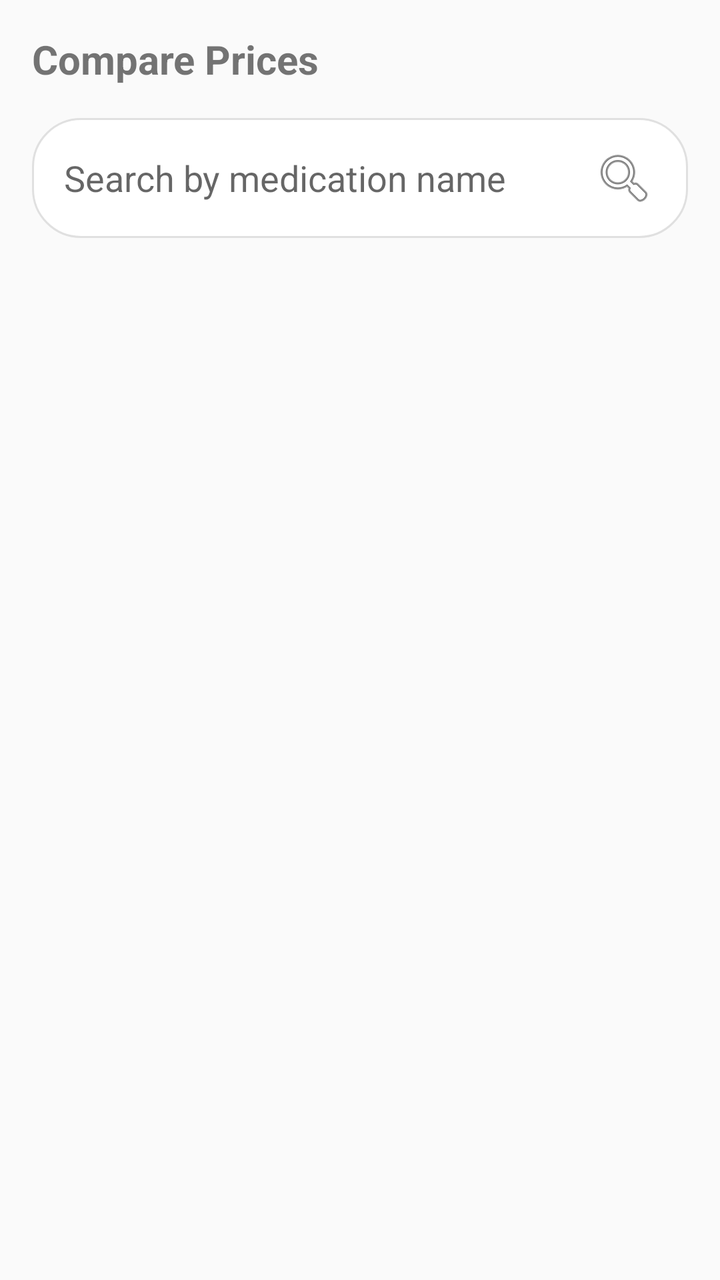
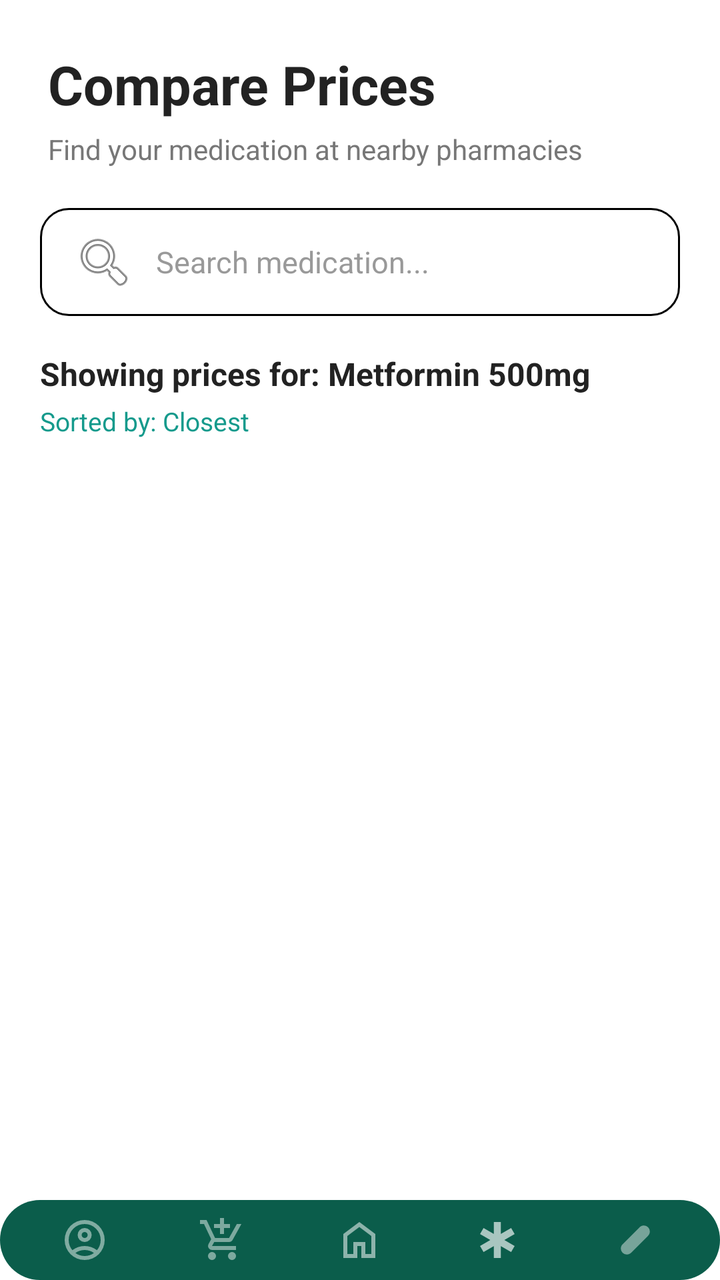

Two renders of the same Android screen: before a commit and after it. Below are the layout's source before the change and the commit's diff.
<!-- AndroidManifest.xml: application theme Theme.Proteahealth -->
<!-- res/layout/activity_pharmacy.xml -->
<?xml version="1.0" encoding="utf-8"?>

<LinearLayout xmlns:android="http://schemas.android.com/apk/res/android"
    android:layout_width="match_parent"
    android:layout_height="match_parent"
    android:orientation="vertical"
    android:background="#FAFAFA">

    <TextView
        android:layout_width="match_parent"
        android:layout_height="wrap_content"
        android:paddingStart="16dp"
        android:paddingEnd="16dp"
        android:paddingTop="16dp"
        android:text="Compare Prices"
        android:textSize="20sp"
        android:textStyle="bold" />

    <EditText
        android:id="@+id/etSearchMedication"
        android:layout_width="match_parent"
        android:layout_height="wrap_content"
        android:layout_margin="16dp"
        android:background="@drawable/bg_search_bar"
        android:drawableEnd="@android:drawable/ic_menu_search"
        android:drawablePadding="8dp"
        android:hint="Search by medication name"
        android:inputType="text"
        android:paddingStart="16dp"
        android:paddingEnd="16dp"
        android:paddingTop="14dp"
        android:paddingBottom="14dp" />

    <TextView
        android:id="@+id/tvShowingLabel"
        android:layout_width="match_parent"
        android:layout_height="wrap_content"
        android:paddingStart="16dp"
        android:paddingEnd="16dp"
        android:paddingBottom="8dp"
        android:textSize="13sp"
        android:textColor="#666666" />

    <androidx.recyclerview.widget.RecyclerView
        android:id="@+id/rvPharmacies"
        android:layout_width="match_parent"
        android:layout_height="0dp"
        android:layout_weight="1"
        android:clipToPadding="false"
        android:paddingBottom="8dp" />

</LinearLayout>
<!-- resources referenced by this layout -->
<resources>
  <!-- drawable bg_search_bar (drawable) -->
  <?xml version="1.0" encoding="utf-8"?>
  
  <shape xmlns:android="http://schemas.android.com/apk/res/android"
      android:shape="rectangle">
  
      <solid android:color="#FFFFFF" />
      <corners android:radius="24dp" />
      <stroke
          android:width="1dp"
          android:color="#E0E0E0" />
  
  </shape>
  <style name="Theme.Proteahealth" parent="Theme.AppCompat.Light.NoActionBar" />
</resources>

<!-- the commit's change to res/layout/activity_pharmacy.xml (unified diff, before → after) -->
@@ -1,52 +1,191 @@
 <?xml version="1.0" encoding="utf-8"?>
+
 
 <LinearLayout xmlns:android="http://schemas.android.com/apk/res/android"
     android:layout_width="match_parent"
     android:layout_height="match_parent"
+    xmlns:app="http://schemas.android.com/apk/res-auto"
     android:orientation="vertical"
-    android:background="#FAFAFA">
+    android:background="#FFFFFF">
 
-    <TextView
+    
+    
+    
+
+    <LinearLayout
         android:layout_width="match_parent"
         android:layout_height="wrap_content"
-        android:paddingStart="16dp"
-        android:paddingEnd="16dp"
-        android:paddingTop="16dp"
-        android:text="Compare Prices"
-        android:textSize="20sp"
-        android:textStyle="bold" />
+        android:orientation="vertical"
+        android:paddingStart="24dp"
+        android:paddingEnd="24dp"
+        android:paddingTop="24dp"
+        android:paddingBottom="12dp">
+
+        <TextView
+            android:id="@+id/tvPageTitle"
+            android:layout_width="wrap_content"
+            android:layout_height="wrap_content"
+            android:text="Compare Prices"
+            android:textSize="27sp"
+            android:textStyle="bold"
+            android:textColor="#222222"/>
+
+        <TextView
+            android:id="@+id/tvPageSubtitle"
+            android:layout_width="wrap_content"
+            android:layout_height="wrap_content"
+            android:layout_marginTop="5dp"
+            android:text="Find your medication at nearby pharmacies"
+            android:textSize="14sp"
+            android:textColor="#777777"/>
+
+    </LinearLayout>
+
+
+    
+    
+    
 
     <EditText
         android:id="@+id/etSearchMedication"
         android:layout_width="match_parent"
-        android:layout_height="wrap_content"
-        android:layout_margin="16dp"
-        android:background="@drawable/bg_search_bar"
-        android:drawableEnd="@android:drawable/ic_menu_search"
-        android:drawablePadding="8dp"
-        android:hint="Search by medication name"
-        android:inputType="text"
+        android:layout_height="54dp"
+        android:layout_marginStart="20dp"
+        android:layout_marginEnd="20dp"
+        android:layout_marginTop="8dp"
         android:paddingStart="16dp"
         android:paddingEnd="16dp"
-        android:paddingTop="14dp"
-        android:paddingBottom="14dp" />
+        android:hint="Search medication..."
+        android:textSize="15sp"
+        android:textColor="#222222"
+        android:textColorHint="#999999"
+        android:singleLine="true"
+        android:inputType="text"
+        android:drawableStart="@android:drawable/ic_menu_search"
+        android:drawablePadding="10dp"
+        android:background="@drawable/input_background"/>
 
-    <TextView
-        android:id="@+id/tvShowingLabel"
+
+    
+    
+    
+
+    <LinearLayout
         android:layout_width="match_parent"
         android:layout_height="wrap_content"
-        android:paddingStart="16dp"
-        android:paddingEnd="16dp"
-        android:paddingBottom="8dp"
-        android:textSize="13sp"
-        android:textColor="#666666" />
+        android:orientation="vertical"
+        android:paddingStart="20dp"
+        android:paddingEnd="20dp"
+        android:paddingTop="18dp"
+        android:paddingBottom="8dp">
+
+        <TextView
+            android:id="@+id/tvShowingLabel"
+            android:layout_width="wrap_content"
+            android:layout_height="wrap_content"
+            android:text="Showing prices for: Metformin 500mg"
+            android:textSize="16sp"
+            android:textStyle="bold"
+            android:textColor="#222222"/>
+
+        <TextView
+            android:id="@+id/tvSortLabel"
+            android:layout_width="wrap_content"
+            android:layout_height="wrap_content"
+            android:layout_marginTop="4dp"
+            android:text="Sorted by: Closest"
+            android:textSize="13sp"
+            android:textColor="#159A8C"/>
+
+    </LinearLayout>
+
+
+    
+    
+    
 
     <androidx.recyclerview.widget.RecyclerView
         android:id="@+id/rvPharmacies"
         android:layout_width="match_parent"
         android:layout_height="0dp"
         android:layout_weight="1"
+        android:layout_marginTop="5dp"
+        android:paddingStart="16dp"
+        android:paddingEnd="16dp"
+        android:paddingTop="5dp"
+        android:paddingBottom="20dp"
         android:clipToPadding="false"
-        android:paddingBottom="8dp" />
+        android:scrollbars="vertical"/>
+
+    <include
+        android:id="@+id/patientBottomNav"
+        layout="@layout/bottom_nav"
+        android:layout_width="match_parent"
+        android:layout_height="wrap_content"
+        android:layout_gravity="bottom" />
 
 </LinearLayout>
+<!-- res/layout/bottom_nav.xml (included above) -->
+<LinearLayout xmlns:android="http://schemas.android.com/apk/res/android"
+    xmlns:app="http://schemas.android.com/apk/res-auto"
+    android:id="@+id/bottomNavigation"
+    android:layout_width="match_parent"
+    android:layout_height="75dp"
+    android:layout_gravity="bottom"
+    android:layout_margin="12dp"
+    android:background="@drawable/bottom_nav_bg"
+    android:gravity="center"
+    android:orientation="horizontal"
+    android:padding="8dp">
+
+    
+    <ImageButton
+        android:id="@+id/navProfile"
+        android:layout_width="0dp"
+        android:layout_height="match_parent"
+        android:layout_weight="1"
+        android:background="@android:color/transparent"
+        android:contentDescription="Profile"
+        android:src="@drawable/baseline_account_circle_24"
+        app:tint="@android:color/white" />
+
+    <ImageButton
+        android:id="@+id/navSetting"
+        android:layout_width="0dp"
+        android:layout_height="match_parent"
+        android:layout_weight="1"
+        android:background="@android:color/transparent"
+        android:contentDescription="Settings"
+        android:src="@drawable/outline_add_shopping_cart_24"
+        app:tint="@android:color/white" />
+
+    <ImageButton
+        android:id="@+id/navhome"
+        android:layout_width="0dp"
+        android:layout_height="match_parent"
+        android:layout_weight="1"
+        android:background="@android:color/transparent"
+        android:contentDescription="Profile"
+        android:src="@drawable/outline_home_24"
+        app:tint="@android:color/white" />
+
+    <ImageButton
+        android:id="@+id/navEmergency"
+        android:layout_width="0dp"
+        android:layout_height="match_parent"
+        android:layout_weight="1"
+        android:background="@android:color/transparent"
+        android:contentDescription="Emergency"
+        android:src="@drawable/outline_emergency_24"
+        app:tint="@android:color/white" />
+
+    <ImageButton
+        android:id="@+id/navMed"
+        android:layout_width="0dp"
+        android:layout_height="match_parent"
+        android:layout_weight="1"
+        android:background="@android:color/transparent"
+        android:contentDescription="Medication"
+        android:src="@drawable/outline_eraser_size_2_24"
+        app:tint="@android:color/white" />
+</LinearLayout>
<!-- resource entries referenced after the edit -->
@@ -1,18 +1,66 @@
 <!-- resources referenced by this layout -->
 <resources>
-  <!-- drawable bg_search_bar (drawable) -->
+  <!-- drawable baseline_account_circle_24 (drawable) -->
+  <vector xmlns:android="http://schemas.android.com/apk/res/android" android:alpha="0.48" android:height="24dp" android:tint="#000000" android:viewportHeight="960" android:viewportWidth="960" android:width="24dp">
+        
+      <path android:fillColor="@android:color/white" android:pathData="M234,684Q285,645 348,622.5Q411,600 480,600Q549,600 612,622.5Q675,645 726,684Q761,643 780.5,591Q800,539 800,480Q800,347 706.5,253.5Q613,160 480,160Q347,160 253.5,253.5Q160,347 160,480Q160,539 179.5,591Q199,643 234,684ZM380.5,479.5Q340,439 340,380Q340,321 380.5,280.5Q421,240 480,240Q539,240 579.5,280.5Q620,321 620,380Q620,439 579.5,479.5Q539,520 480,520Q421,520 380.5,479.5ZM480,880Q397,880 324,848.5Q251,817 197,763Q143,709 111.5,636Q80,563 80,480Q80,397 111.5,324Q143,251 197,197Q251,143 324,111.5Q397,80 480,80Q563,80 636,111.5Q709,143 763,197Q817,251 848.5,324Q880,397 880,480Q880,563 848.5,636Q817,709 763,763Q709,817 636,848.5Q563,880 480,880ZM580,784.5Q627,769 666,740Q627,711 580,695.5Q533,680 480,680Q427,680 380,695.5Q333,711 294,740Q333,769 380,784.5Q427,800 480,800Q533,800 580,784.5ZM523,423Q540,406 540,380Q540,354 523,337Q506,320 480,320Q454,320 437,337Q420,354 420,380Q420,406 437,423Q454,440 480,440Q506,440 523,423ZM480,380Q480,380 480,380Q480,380 480,380Q480,380 480,380Q480,380 480,380Q480,380 480,380Q480,380 480,380Q480,380 480,380Q480,380 480,380ZM480,740Q480,740 480,740Q480,740 480,740Q480,740 480,740Q480,740 480,740Q480,740 480,740Q480,740 480,740Q480,740 480,740Q480,740 480,740Z"/>
+      
+  </vector>
+  <!-- drawable bottom_nav_bg (drawable) -->
+  <?xml version="1.0" encoding="utf-8"?>
+  <shape xmlns:android="http://schemas.android.com/apk/res/android" android:shape='rectangle'>
+  
+      <solid android:color="@color/green"/>
+  
+      <corners android:topLeftRadius="22dp"
+          android:topRightRadius="22dp"
+          android:bottomRightRadius="22dp"
+          android:bottomLeftRadius="22dp"/>
+  
+  </shape>
+  <!-- drawable input_background (drawable) -->
   <?xml version="1.0" encoding="utf-8"?>
   
-  <shape xmlns:android="http://schemas.android.com/apk/res/android"
-      android:shape="rectangle">
   
+  <shape xmlns:android="http://schemas.android.com/apk/res/android">
+  
+      
       <solid android:color="#FFFFFF" />
-      <corners android:radius="24dp" />
+  
+      
       <stroke
           android:width="1dp"
-          android:color="#E0E0E0" />
+          android:color="#000000" />
+  
+      
+      <corners android:radius="14dp" />
   
   </shape>
-  <style name="Theme.Proteahealth" parent="Theme.AppCompat.Light.NoActionBar" />
+  <!-- drawable outline_add_shopping_cart_24 (drawable) -->
+  <vector xmlns:android="http://schemas.android.com/apk/res/android" android:alpha="0.47" android:height="24dp" android:tint="#000000" android:viewportHeight="960" android:viewportWidth="960" android:width="24dp">
+        
+      <path android:fillColor="@android:color/white" android:pathData="M440,360L440,240L320,240L320,160L440,160L440,40L520,40L520,160L640,160L640,240L520,240L520,360L440,360ZM223.5,856.5Q200,833 200,800Q200,767 223.5,743.5Q247,720 280,720Q313,720 336.5,743.5Q360,767 360,800Q360,833 336.5,856.5Q313,880 280,880Q247,880 223.5,856.5ZM623.5,856.5Q600,833 600,800Q600,767 623.5,743.5Q647,720 680,720Q713,720 736.5,743.5Q760,767 760,800Q760,833 736.5,856.5Q713,880 680,880Q647,880 623.5,856.5ZM40,160L40,80L171,80L341,440L621,440Q621,440 621,440Q621,440 621,440L777,160L868,160L692,478Q681,498 662.5,509Q644,520 622,520L324,520L280,600Q280,600 280,600Q280,600 280,600L760,600L760,680L280,680Q235,680 211.5,641Q188,602 210,562L264,464L120,160L40,160Z"/>
+      
+  </vector>
+  <!-- drawable outline_emergency_24 (drawable) -->
+  <vector xmlns:android="http://schemas.android.com/apk/res/android" android:alpha="0.65" android:height="24dp" android:tint="#000000" android:viewportHeight="960" android:viewportWidth="960" android:width="24dp">
+        
+      <path android:fillColor="@android:color/white" android:pathData="M410,840L410,602L204,721L134,600L340,480L134,361L204,240L410,359L410,120L550,120L550,359L756,240L826,361L620,480L826,600L756,721L550,602L550,840L410,840Z"/>
+      
+  </vector>
+  <!-- drawable outline_eraser_size_2_24 (drawable) -->
+  <vector xmlns:android="http://schemas.android.com/apk/res/android" android:alpha="0.44" android:height="24dp" android:tint="#000000" android:viewportHeight="960" android:viewportWidth="960" android:width="24dp">
+        
+      <path android:fillColor="@android:color/white" android:pathData="M310,770Q260,770 225,735Q190,700 190,650Q190,627 199,604.5Q208,582 225,565L565,225Q582,208 604.5,199Q627,190 650,190Q700,190 735,225Q770,260 770,310Q770,333 761,355.5Q752,378 735,395L395,735Q378,752 355.5,761Q333,770 310,770Z"/>
+      
+  </vector>
+  <!-- drawable outline_home_24 (drawable) -->
+  <vector xmlns:android="http://schemas.android.com/apk/res/android" android:alpha="0.53" android:height="24dp" android:tint="#000000" android:viewportHeight="960" android:viewportWidth="960" android:width="24dp">
+        
+      <path android:fillColor="@android:color/white" android:pathData="M240,760L360,760L360,520L600,520L600,760L720,760L720,400L480,220L240,400L240,760ZM160,840L160,360L480,120L800,360L800,840L520,840L520,600L440,600L440,840L160,840ZM480,490L480,490L480,490L480,490L480,490L480,490L480,490L480,490L480,490Z"/>
+      
+  </vector>
+  <style name="Theme.Proteahealth" parent="Theme.AppCompat.DayNight.NoActionBar" />
+  <color name="green">#0B5D4B</color>
 </resources>
 
